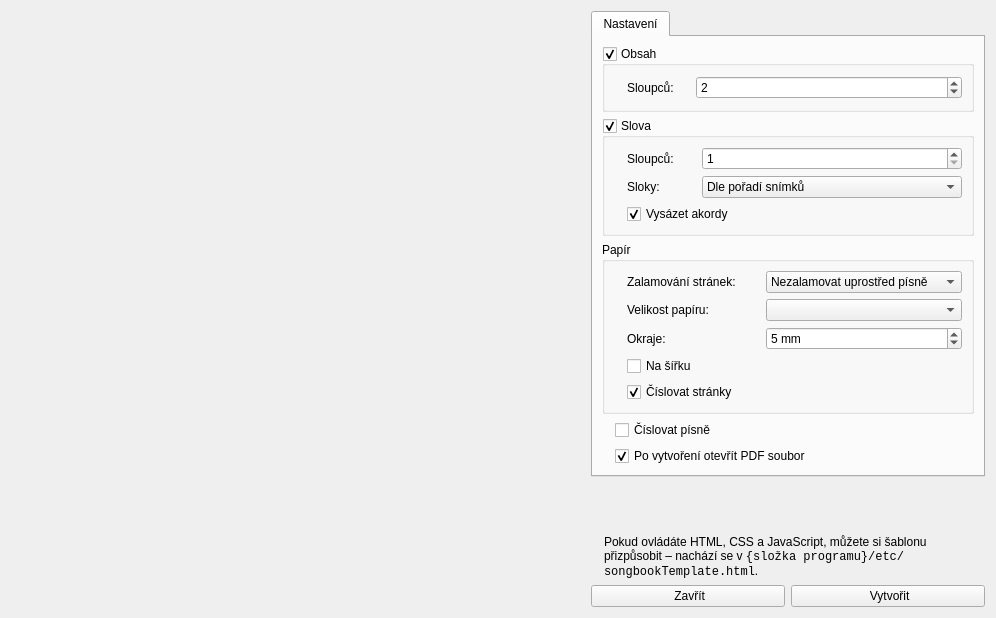
This is src/gui/documentgenerationdialog.ui in CZDanol/StrawLumen as Qt 5 draws it before an edit. The edited form follows.
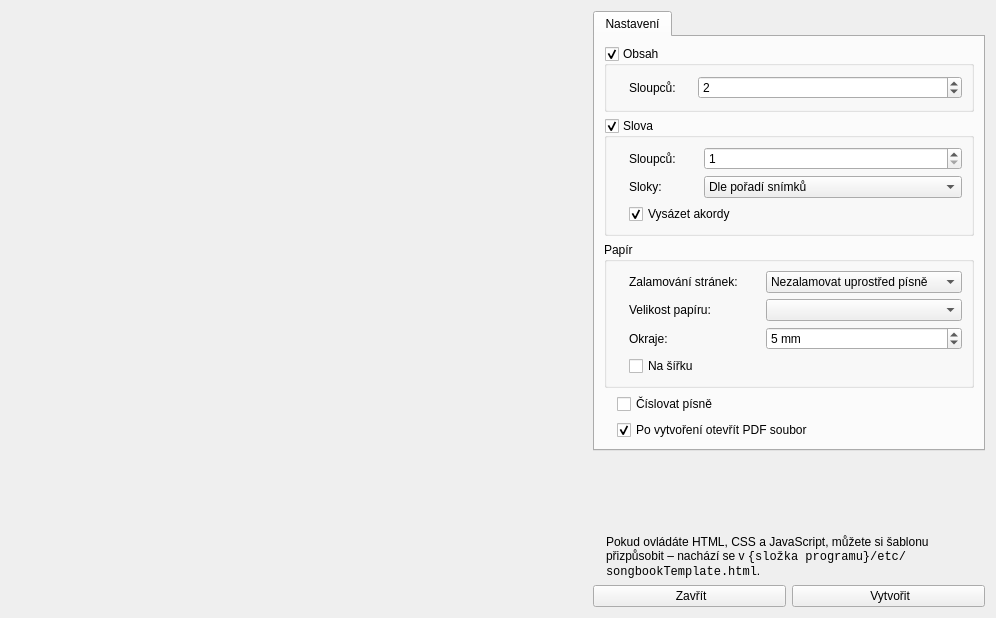
This is the edited form. Icons and pictures are not drawn. Custom widgets are drawn as their Qt base class.

```diff
--- a/src/gui/documentgenerationdialog.ui
+++ b/src/gui/documentgenerationdialog.ui
@@ -383,29 +383,6 @@
                </property>
               </widget>
              </item>
-             <item row="4" column="1">
-              <widget class="QCheckBox" name="cbNumberPages">
-               <property name="sizePolicy">
-                <sizepolicy hsizetype="Expanding" vsizetype="Fixed">
-                 <horstretch>0</horstretch>
-                 <verstretch>0</verstretch>
-                </sizepolicy>
-               </property>
-               <property name="text">
-                <string>Číslovat stránky</string>
-               </property>
-               <property name="checked">
-                <bool>true</bool>
-               </property>
-              </widget>
-             </item>
-             <item row="4" column="0">
-              <widget class="QLabel" name="label_18">
-               <property name="pixmap">
-                <pixmap resource="../../res/resources.qrc">:/icons/16/Counter_16px.png</pixmap>
-               </property>
-              </widget>
-             </item>
             </layout>
            </widget>
           </item>
```
Left out of the diff: 21 changed lines with no effect on the pictures.
